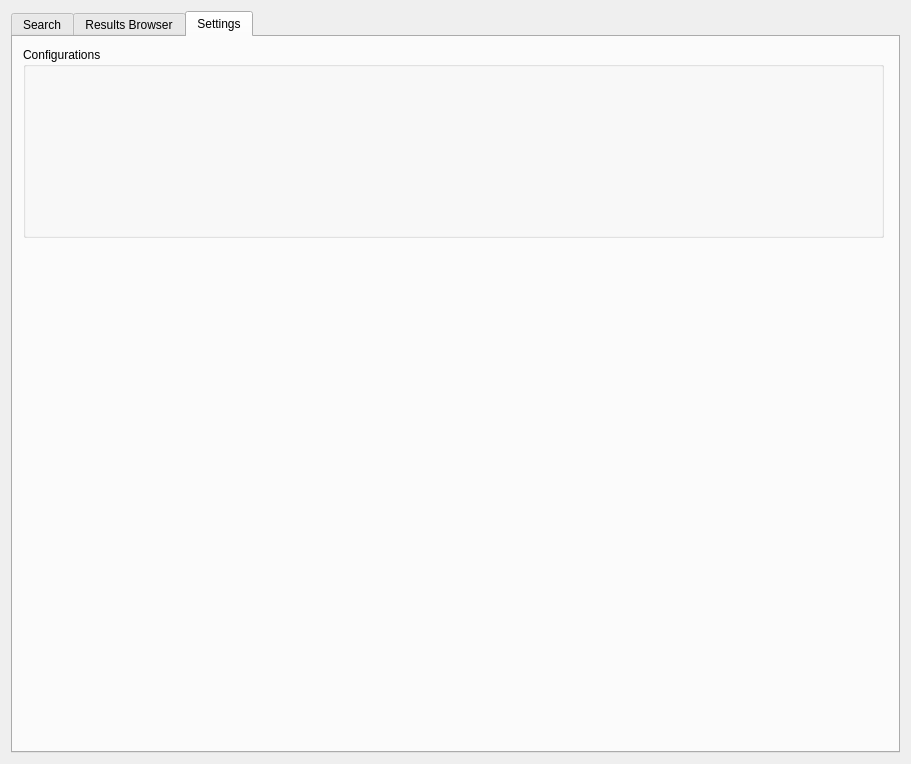
This is src/qgis_stac/ui/qgis_stac_widget.ui in stac-utils/qgis-stac-plugin as Qt 5 draws it before an edit. The edited form follows.
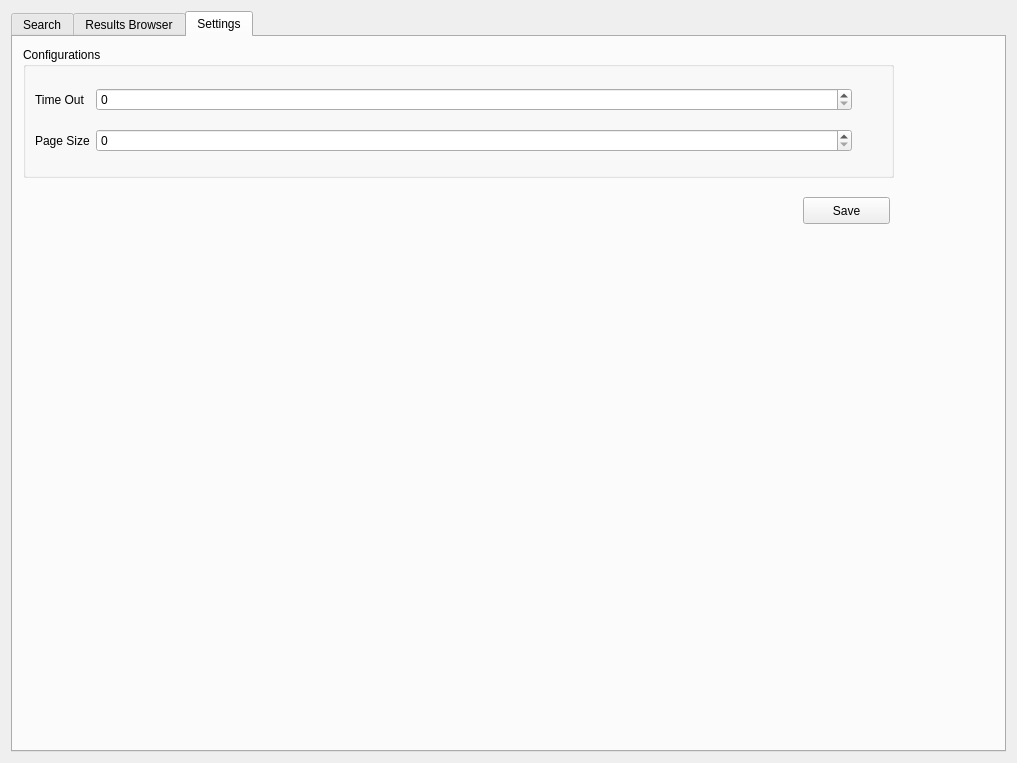
This is the edited form. The open tabs and pages were chosen to show the change. Custom widgets are drawn as their Qt base class.

The edit to the form file:
```diff
--- a/src/qgis_stac/ui/qgis_stac_widget.ui
+++ b/src/qgis_stac/ui/qgis_stac_widget.ui
@@ -6,8 +6,8 @@
    <rect>
     <x>0</x>
     <y>0</y>
-    <width>911</width>
-    <height>764</height>
+    <width>1017</width>
+    <height>763</height>
    </rect>
   </property>
   <property name="font">
@@ -20,8 +20,14 @@
    <string>STAC Search</string>
   </property>
   <layout class="QGridLayout" name="gridLayout_5">
-   <item row="0" column="1">
+   <item row="0" column="0">
     <widget class="QTabWidget" name="Container">
+     <property name="sizePolicy">
+      <sizepolicy hsizetype="Preferred" vsizetype="Preferred">
+       <horstretch>0</horstretch>
+       <verstretch>0</verstretch>
+      </sizepolicy>
+     </property>
      <property name="currentIndex">
       <number>0</number>
      </property>
@@ -813,26 +819,80 @@
         <rect>
          <x>10</x>
          <y>10</y>
-         <width>861</width>
-         <height>191</height>
+         <width>871</width>
+         <height>131</height>
         </rect>
        </property>
-       <property name="sizePolicy">
-        <sizepolicy hsizetype="Preferred" vsizetype="Fixed">
-         <horstretch>0</horstretch>
-         <verstretch>0</verstretch>
-        </sizepolicy>
-       </property>
-       <property name="font">
-        <font>
-         <weight>50</weight>
-         <bold>false</bold>
-        </font>
-       </property>
        <property name="title">
         <string>Configurations</string>
        </property>
-       <layout class="QVBoxLayout" name="verticalLayout_advanced"/>
+       <layout class="QGridLayout" name="gridLayout_3">
+        <item row="0" column="0">
+         <widget class="QLabel" name="label_name">
+          <property name="enabled">
+           <bool>true</bool>
+          </property>
+          <property name="sizePolicy">
+           <sizepolicy hsizetype="Maximum" vsizetype="Preferred">
+            <horstretch>0</horstretch>
+            <verstretch>0</verstretch>
+           </sizepolicy>
+          </property>
+          <property name="text">
+           <string>Time Out</string>
+          </property>
+         </widget>
+        </item>
+        <item row="1" column="0">
+         <widget class="QLabel" name="label_url">
+          <property name="text">
+           <string>Page Size</string>
+          </property>
+         </widget>
+        </item>
+        <item row="0" column="1">
+         <widget class="QSpinBox" name="spinBox">
+          <property name="sizePolicy">
+           <sizepolicy hsizetype="Minimum" vsizetype="Fixed">
+            <horstretch>0</horstretch>
+            <verstretch>0</verstretch>
+           </sizepolicy>
+          </property>
+         </widget>
+        </item>
+        <item row="1" column="1">
+         <widget class="QSpinBox" name="spinBox_2"/>
+        </item>
+        <item row="1" column="2">
+         <spacer name="horizontalSpacer_2">
+          <property name="orientation">
+           <enum>Qt::Horizontal</enum>
+          </property>
+          <property name="sizeType">
+           <enum>QSizePolicy::Preferred</enum>
+          </property>
+          <property name="sizeHint" stdset="0">
+           <size>
+            <width>30</width>
+            <height>20</height>
+           </size>
+          </property>
+         </spacer>
+        </item>
+       </layout>
+      </widget>
+      <widget class="QPushButton" name="pushButton_9">
+       <property name="geometry">
+        <rect>
+         <x>790</x>
+         <y>160</y>
+         <width>87</width>
+         <height>27</height>
+        </rect>
+       </property>
+       <property name="text">
+        <string>Save</string>
+       </property>
       </widget>
      </widget>
     </widget>
```
Left out of the diff: 14 changed lines with no effect on the pictures.
